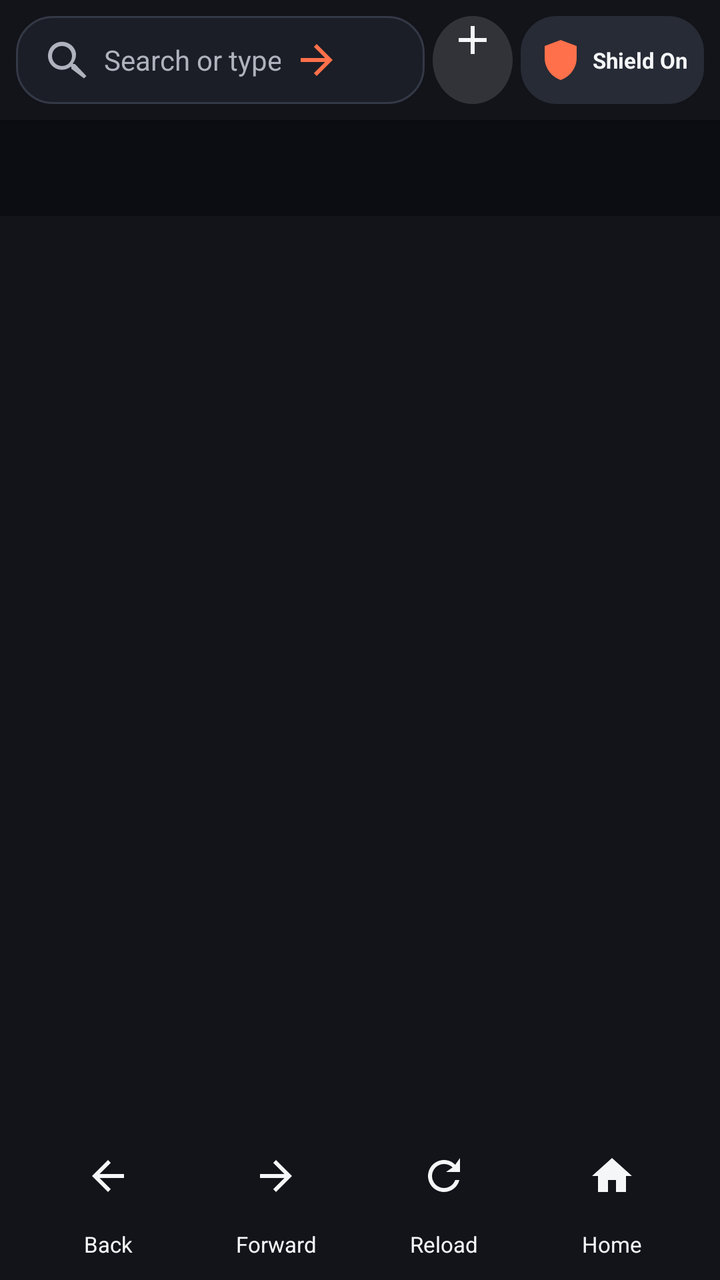
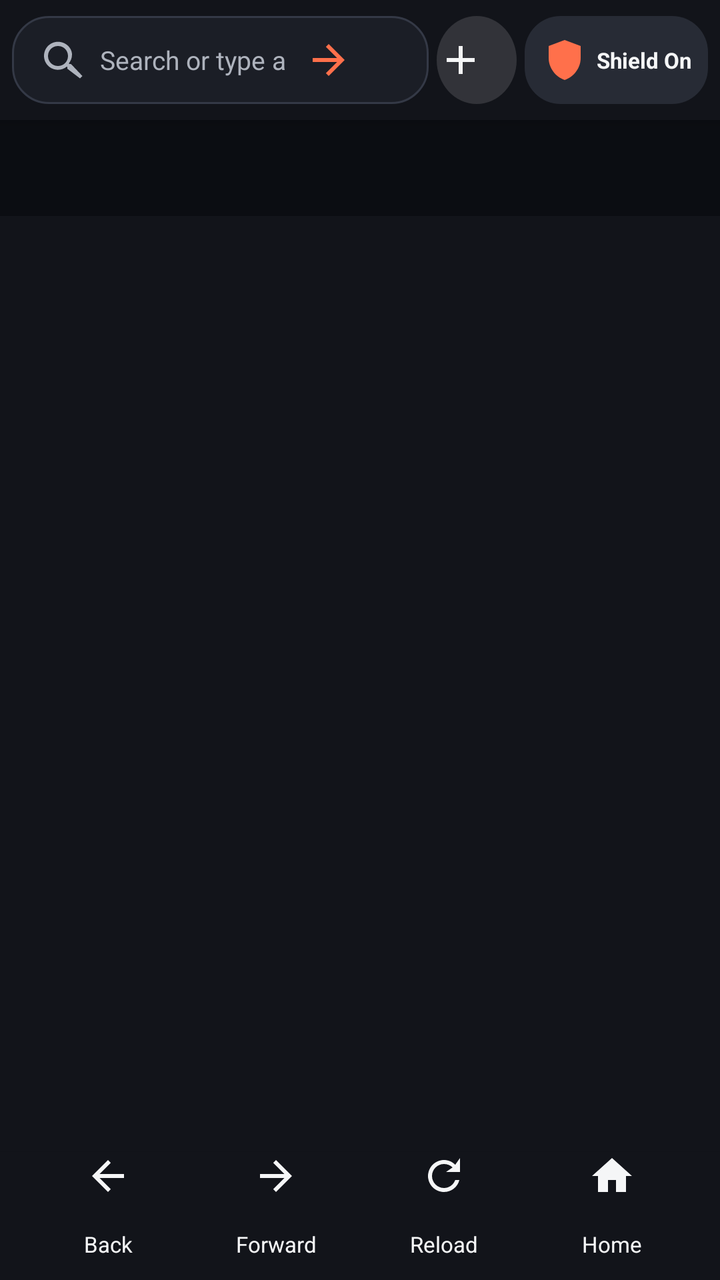

An Android layout rendered at two revisions. The XML below is the earlier revision; the diff shows what the commit changed to produce the second picture.
<!-- AndroidManifest.xml: application theme Theme.LightweightBrowser -->
<!-- res/layout/activity_main.xml -->
<?xml version="1.0" encoding="utf-8"?>
<LinearLayout xmlns:android="http://schemas.android.com/apk/res/android"
    android:layout_width="match_parent"
    android:layout_height="match_parent"
    android:orientation="vertical"
    android:background="@color/surface_alt">

    
    <LinearLayout
        android:id="@+id/topToolbar"
        android:layout_width="match_parent"
        android:layout_height="@dimen/toolbar_height"
        android:orientation="horizontal"
        android:gravity="center_vertical"
        android:background="@color/brand_primary"
        android:elevation="4dp"
        android:paddingStart="@dimen/spacing_sm"
        android:paddingEnd="@dimen/spacing_sm">

        <EditText
            android:id="@+id/urlEditText"
            android:layout_width="0dp"
            android:layout_height="@dimen/omnibox_height"
            android:layout_weight="1"
            android:background="@drawable/url_field_background"
            android:drawableStart="@drawable/ic_search"
            android:drawableEnd="@drawable/ic_arrow_forward_accent"
            android:contentDescription="Search or type URL"
            android:drawablePadding="6dp"
            android:hint="Search or type URL"
            android:imeOptions="actionGo"
            android:inputType="textUri"
            android:maxLines="1"
            android:paddingStart="14dp"
            android:paddingEnd="42dp"
            android:singleLine="true"
            android:textColor="@color/text_primary"
            android:textColorHint="@color/text_secondary"
            android:textSize="14sp" />

        <TextView
            android:id="@+id/newTabButton"
            android:layout_width="40dp"
            android:layout_height="44dp"
            android:layout_marginStart="@dimen/spacing_xs"
            android:background="@drawable/toolbar_icon_background"
            android:contentDescription="New tab"
            android:drawableTop="@drawable/ic_add"
            android:gravity="center"
            android:text=""
            android:textSize="0sp" />

        <TextView
            android:id="@+id/shieldButton"
            android:layout_width="wrap_content"
            android:layout_height="44dp"
            android:layout_marginStart="@dimen/spacing_xs"
            android:minWidth="84dp"
            android:paddingStart="8dp"
            android:paddingEnd="8dp"
            android:background="@drawable/shield_pill_background"
            android:contentDescription="Ad blocking shield. Tap for settings."
            android:drawableStart="@drawable/ic_shield_small"
            android:drawablePadding="4dp"
            android:gravity="center"
            android:text="Shield On"
            android:textColor="@color/icon_on_dark"
            android:textSize="11sp"
            android:textStyle="bold" />
    </LinearLayout>

    <HorizontalScrollView
        android:id="@+id/tabStrip"
        android:layout_width="match_parent"
        android:layout_height="@dimen/tab_bar_height"
        android:background="@color/brand_primary_dark"
        android:paddingStart="@dimen/spacing_md"
        android:paddingEnd="@dimen/spacing_md"
        android:scrollbars="none">

        <LinearLayout
            android:id="@+id/tabBarContainer"
            android:layout_width="wrap_content"
            android:layout_height="match_parent"
            android:gravity="center_vertical"
            android:orientation="horizontal" />
    </HorizontalScrollView>

    
    <ImageButton
        android:id="@+id/chromePeek"
        android:layout_width="match_parent"
        android:layout_height="18dp"
        android:background="@drawable/peek_background"
        android:contentDescription="Show browser controls"
        android:scaleType="fitCenter"
        android:src="@drawable/ic_expand_more"
        android:visibility="gone" />

    <FrameLayout
        android:id="@+id/tabContentContainer"
        android:layout_width="match_parent"
        android:layout_height="0dp"
        android:layout_weight="1" />

    <LinearLayout
        android:id="@+id/bottomToolbar"
        android:layout_width="match_parent"
        android:layout_height="@dimen/bottom_bar_height"
        android:orientation="horizontal"
        android:gravity="center_vertical"
        android:background="@color/brand_primary"
        android:elevation="4dp"
        android:paddingStart="@dimen/spacing_md"
        android:paddingEnd="@dimen/spacing_md">

        <TextView
            android:id="@+id/backButton"
            android:layout_width="0dp"
            android:layout_height="match_parent"
            android:layout_weight="1"
            android:background="?android:attr/selectableItemBackground"
            android:contentDescription="Back"
            android:drawablePadding="4dp"
            android:drawableTop="@drawable/ic_back"
            android:gravity="center"
            android:text="Back"
            android:textColor="@color/nav_item_colors"
            android:textSize="11sp" />

        <TextView
            android:id="@+id/forwardButton"
            android:layout_width="0dp"
            android:layout_height="match_parent"
            android:layout_weight="1"
            android:background="?android:attr/selectableItemBackground"
            android:contentDescription="Forward"
            android:drawablePadding="4dp"
            android:drawableTop="@drawable/ic_forward"
            android:gravity="center"
            android:text="Forward"
            android:textColor="@color/nav_item_colors"
            android:textSize="11sp" />

        <TextView
            android:id="@+id/reloadButton"
            android:layout_width="0dp"
            android:layout_height="match_parent"
            android:layout_weight="1"
            android:background="?android:attr/selectableItemBackground"
            android:contentDescription="Reload"
            android:drawablePadding="4dp"
            android:drawableTop="@drawable/ic_reload"
            android:gravity="center"
            android:text="Reload"
            android:textColor="@color/nav_item_colors"
            android:textSize="11sp" />

        <TextView
            android:id="@+id/homeButton"
            android:layout_width="0dp"
            android:layout_height="match_parent"
            android:layout_weight="1"
            android:background="?android:attr/selectableItemBackground"
            android:contentDescription="New tab page"
            android:drawablePadding="4dp"
            android:drawableTop="@drawable/ic_home"
            android:gravity="center"
            android:text="Home"
            android:textColor="@color/nav_item_colors"
            android:textSize="11sp" />
    </LinearLayout>

</LinearLayout>
<!-- resources referenced by this layout -->
<resources>
  <color name="brand_primary">#FF12141A</color>
  <color name="brand_primary_dark">#FF0B0D12</color>
  <color name="icon_on_dark">#FFF5F6F7</color>
  <color name="surface_alt">#FF12141A</color>
  <color name="text_primary">#FFF2F3F5</color>
  <color name="text_secondary">#FFAEB3BD</color>
  <dimen name="bottom_bar_height">64dp</dimen>
  <dimen name="omnibox_height">44dp</dimen>
  <dimen name="spacing_md">12dp</dimen>
  <dimen name="spacing_sm">8dp</dimen>
  <dimen name="spacing_xs">4dp</dimen>
  <dimen name="tab_bar_height">48dp</dimen>
  <dimen name="toolbar_height">60dp</dimen>
  <!-- drawable ic_add (drawable) -->
  <vector xmlns:android="http://schemas.android.com/apk/res/android"
      android:width="24dp"
      android:height="24dp"
      android:viewportWidth="24"
      android:viewportHeight="24">
      <path
          android:fillColor="@color/icon_on_dark"
          android:pathData="M19,13h-6v6h-2v-6H5v-2h6V5h2v6h6z" />
  </vector>
  <!-- drawable ic_arrow_forward_accent (drawable) -->
  <vector xmlns:android="http://schemas.android.com/apk/res/android"
      android:width="24dp"
      android:height="24dp"
      android:viewportWidth="24"
      android:viewportHeight="24">
      <path
          android:fillColor="@color/brand_accent"
          android:pathData="M12,4l-1.4,1.4L16.2,11H4v2h12.2l-5.6,5.6L12,20l8,-8z" />
  </vector>
  <!-- drawable ic_back (drawable) -->
  <vector xmlns:android="http://schemas.android.com/apk/res/android"
      android:width="24dp"
      android:height="24dp"
      android:viewportWidth="24"
      android:viewportHeight="24">
      <path
          android:fillColor="@color/icon_on_dark"
          android:pathData="M20,11H7.8l5.6,-5.6L12,4l-8,8 8,8 1.4,-1.4L7.8,13H20z" />
  </vector>
  <!-- drawable ic_expand_more (drawable) -->
  <vector xmlns:android="http://schemas.android.com/apk/res/android"
      android:width="24dp"
      android:height="24dp"
      android:viewportWidth="24"
      android:viewportHeight="24">
      <path
          android:fillColor="@color/icon_on_dark"
          android:pathData="M7.4,8.6L12,13.2l4.6,-4.6L18,10l-6,6 -6,-6z" />
  </vector>
  <!-- drawable ic_forward (drawable) -->
  <vector xmlns:android="http://schemas.android.com/apk/res/android"
      android:width="24dp"
      android:height="24dp"
      android:viewportWidth="24"
      android:viewportHeight="24">
      <path
          android:fillColor="@color/icon_on_dark"
          android:pathData="M4,11h12.2l-5.6,-5.6L12,4l8,8 -8,8 -1.4,-1.4L16.2,13H4z" />
  </vector>
  <!-- drawable ic_home (drawable) -->
  <vector xmlns:android="http://schemas.android.com/apk/res/android"
      android:width="24dp"
      android:height="24dp"
      android:viewportWidth="24"
      android:viewportHeight="24">
      <path
          android:fillColor="@color/icon_on_dark"
          android:pathData="M10,20v-6h4v6h5v-8h3L12,3 2,12h3v8z" />
  </vector>
  <!-- drawable ic_shield_small (drawable) -->
  <vector xmlns:android="http://schemas.android.com/apk/res/android"
      android:width="24dp"
      android:height="24dp"
      android:viewportWidth="24"
      android:viewportHeight="24">
      <path
          android:fillColor="@color/brand_accent"
          android:pathData="M12,2L4,5v6c0,5 3.4,9.4 8,11 4.6,-1.6 8,-6 8,-11V5l-8,-3z" />
  </vector>
  <!-- drawable peek_background (drawable) -->
  <?xml version="1.0" encoding="utf-8"?>
  <shape xmlns:android="http://schemas.android.com/apk/res/android"
      android:shape="rectangle">
      <solid android:color="@color/brand_primary_dark" />
      <corners
          android:topLeftRadius="10dp"
          android:topRightRadius="10dp" />
  </shape>
  <style name="Theme.LightweightBrowser" parent="Base.Theme.LightweightBrowser" />
  <color name="brand_accent">#FFFF704B</color>
  <color name="accent_soft">#33FF704B</color>
  <color name="shield_pill">#FF272B35</color>
  <color name="toolbar_icon_bg">#22FFFFFF</color>
  <color name="surface">#FF1B1E26</color>
  <dimen name="corner_radius">18dp</dimen>
  <color name="divider">#FF343946</color>
  <!-- unchanged entries left out for length: 6 -->
</resources>

<!-- the commit's change to res/layout/activity_main.xml (unified diff, before → after) -->
@@ -14,8 +14,8 @@
         android:gravity="center_vertical"
         android:background="@color/brand_primary"
         android:elevation="4dp"
-        android:paddingStart="@dimen/spacing_sm"
-        android:paddingEnd="@dimen/spacing_sm">
+        android:paddingStart="6dp"
+        android:paddingEnd="6dp">
 
         <EditText
             android:id="@+id/urlEditText"
@@ -25,18 +25,18 @@
             android:background="@drawable/url_field_background"
             android:drawableStart="@drawable/ic_search"
             android:drawableEnd="@drawable/ic_arrow_forward_accent"
-            android:contentDescription="Search or type URL"
+            android:contentDescription="Search or type a URL"
             android:drawablePadding="6dp"
-            android:hint="Search or type URL"
+            android:hint="Search or type a URL"
             android:imeOptions="actionGo"
             android:inputType="textUri"
             android:maxLines="1"
             android:paddingStart="14dp"
-            android:paddingEnd="42dp"
+            android:paddingEnd="38dp"
             android:singleLine="true"
             android:textColor="@color/text_primary"
             android:textColorHint="@color/text_secondary"
-            android:textSize="14sp" />
+            android:textSize="13sp" />
 
         <TextView
             android:id="@+id/newTabButton"
@@ -45,8 +45,9 @@
             android:layout_marginStart="@dimen/spacing_xs"
             android:background="@drawable/toolbar_icon_background"
             android:contentDescription="New tab"
-            android:drawableTop="@drawable/ic_add"
+            android:drawableStart="@drawable/ic_add"
             android:gravity="center"
+            android:padding="0dp"
             android:text=""
             android:textSize="0sp" />
 
<!-- resource entries referenced after the edit -->
@@ -9,7 +9,6 @@
   <dimen name="bottom_bar_height">64dp</dimen>
   <dimen name="omnibox_height">44dp</dimen>
   <dimen name="spacing_md">12dp</dimen>
-  <dimen name="spacing_sm">8dp</dimen>
   <dimen name="spacing_xs">4dp</dimen>
   <dimen name="tab_bar_height">48dp</dimen>
   <dimen name="toolbar_height">60dp</dimen>
